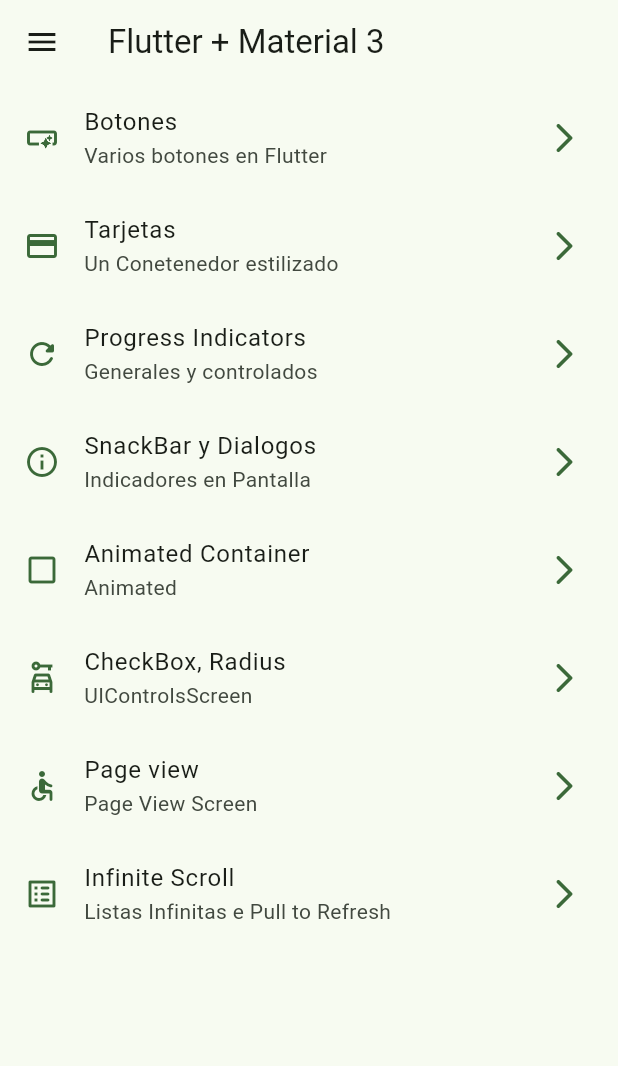
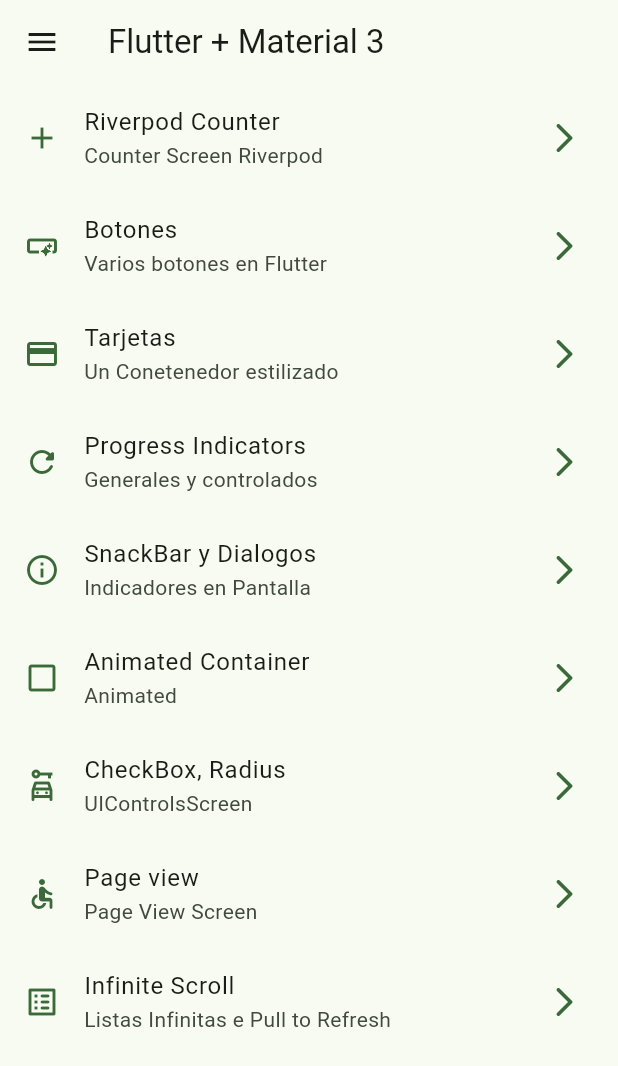
Before and after one commit to goncalveshigino/widget-app, a Flutter app: the screen it shows after launch, on a phone screen of 412 x 824 dp. Shown: the top 1066 px of the screen. Run offline on Flutter 3.47's test engine with Material 2 defaults, Android fonts, the phone set to English and light mode, and no system bars; our stand-ins replace animate_do, flutter_riverpod, go_router.

Commit message:
add riverpod

```diff
--- a/lib/config/menu/menu_items.dart
+++ b/lib/config/menu/menu_items.dart
@@ -1,77 +1,71 @@
 import 'package:flutter/material.dart';
 
 class MenuItem {
-
   final String title;
   final String subtitle;
   final String link;
   final IconData icon;
 
- const MenuItem({
-    required this.title,
+  const MenuItem(
+      {required this.title,
       required this.subtitle,
       required this.link,
-    required this.icon
-  });
-
+      required this.icon});
 }
 
-const appMenuItems = <MenuItem> [
-
+const appMenuItems = <MenuItem>[
+  MenuItem(
+    title: 'Riverpod Counter',
+    subtitle: 'Counter Screen Riverpod',
+    link: '/counter',
+    icon: Icons.add,
+  ),
   MenuItem(
     title: 'Botones',
     subtitle: 'Varios botones en Flutter',
     link: '/buttons',
     icon: Icons.smart_button_outlined,
   ),
-
   MenuItem(
     title: 'Tarjetas',
     subtitle: 'Un Conetenedor estilizado',
     link: '/cards',
     icon: Icons.credit_card,
   ),
-
   MenuItem(
     title: 'Progress Indicators',
     subtitle: 'Generales y controlados',
     link: '/progress',
     icon: Icons.refresh_rounded,
   ),
-
   MenuItem(
     title: 'SnackBar y Dialogos',
     subtitle: 'Indicadores en Pantalla',
     link: '/snackbars',
     icon: Icons.info_outline,
   ),
-
   MenuItem(
     title: 'Animated Container',
     subtitle: 'Animated',
     link: '/animated',
     icon: Icons.check_box_outline_blank_outlined,
   ),
-
   MenuItem(
     title: 'CheckBox, Radius',
     subtitle: 'UIControlsScreen',
     link: '/uicontrols',
     icon: Icons.car_rental_outlined,
   ),
-
   MenuItem(
     title: 'Page view',
     subtitle: 'Page View Screen',
     link: '/tutorial',
     icon: Icons.accessible_rounded,
   ),
-
   MenuItem(
     title: 'Infinite Scroll',
     subtitle: 'Listas Infinitas e Pull to Refresh',
     link: '/infinite',
     icon: Icons.list_alt_rounded,
   ),
-
 ];
--- a/lib/config/router/app_router.dart
+++ b/lib/config/router/app_router.dart
@@ -64,6 +64,12 @@
       builder: (context, state) =>const  UiControlsScreen(),
     ),
 
+     GoRoute(
+      path: '/counter',
+      name: CounterScreen.name,
+      builder: (context, state) =>const  CounterScreen(),
+    ),
+
 
   ],
 );
--- a/lib/main.dart
+++ b/lib/main.dart
@@ -1,10 +1,10 @@
 import 'package:flutter/material.dart';
+import 'package:flutter_riverpod/flutter_riverpod.dart';
 import 'package:widget_app/config/router/app_router.dart';
-
 
 import 'config/theme/app_theme.dart';
 
-void main() => runApp(const MyApp());
+void main() => runApp(const ProviderScope(child: MyApp()));
 
 class MyApp extends StatelessWidget {
   const MyApp({super.key});
@@ -16,7 +16,6 @@
       title: 'Flutter Widgets',
       debugShowCheckedModeBanner: false,
       theme: AppTheme(selectedColor: 3).getTheme(),
-
     );
   }
 }
--- /dev/null
+++ b/lib/presentation/providers/counter_provider.dart
@@ -0,0 +1,5 @@
+import 'package:flutter_riverpod/flutter_riverpod.dart';
+
+
+
+final counterProvider = StateProvider((ref) => 5);
--- /dev/null
+++ b/lib/presentation/providers/theme_provider.dart
@@ -0,0 +1,5 @@
+import 'package:flutter_riverpod/flutter_riverpod.dart';
+
+
+
+final isDarkModeProvider = StateProvider((ref) => false);
--- a/lib/presentation/screens/screens.dart
+++ b/lib/presentation/screens/screens.dart
@@ -1,3 +1,5 @@
+
+
 
 export 'package:flutter/src/widgets/framework.dart';
 export 'package:flutter/src/widgets/placeholder.dart';
@@ -9,3 +11,4 @@
 export 'package:widget_app/presentation/screens/buttons/buttons_screen.dart';
 export 'package:widget_app/presentation/screens/cards/cards_screen.dart';
 export 'package:widget_app/presentation/screens/home/home_screen.dart';
+export 'package:widget_app/presentation/screens/counter/counter_screen.dart';
```
Also changed, not shown: lib/presentation/screens/counter/counter_screen.dart (added, +45 -0 lines), pubspec.yaml (+1 -6 lines), pubspec.lock. Lines whose indentation alone changed are shown as unchanged.
